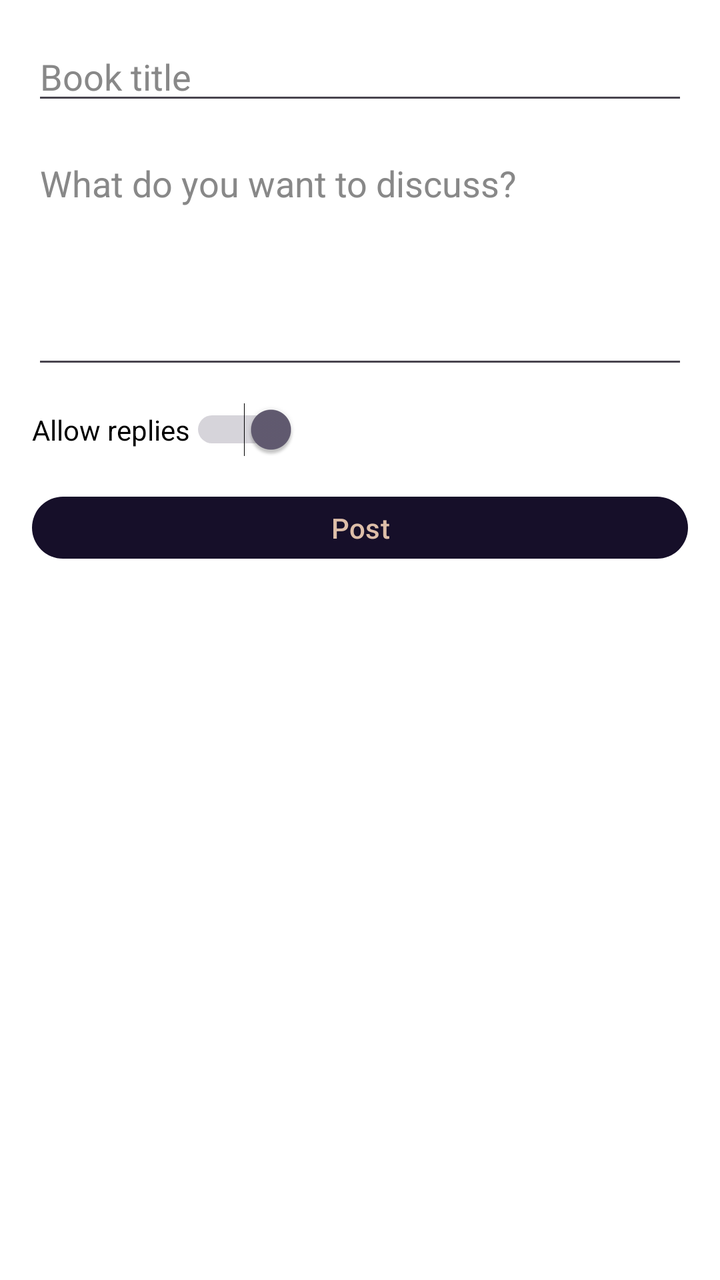
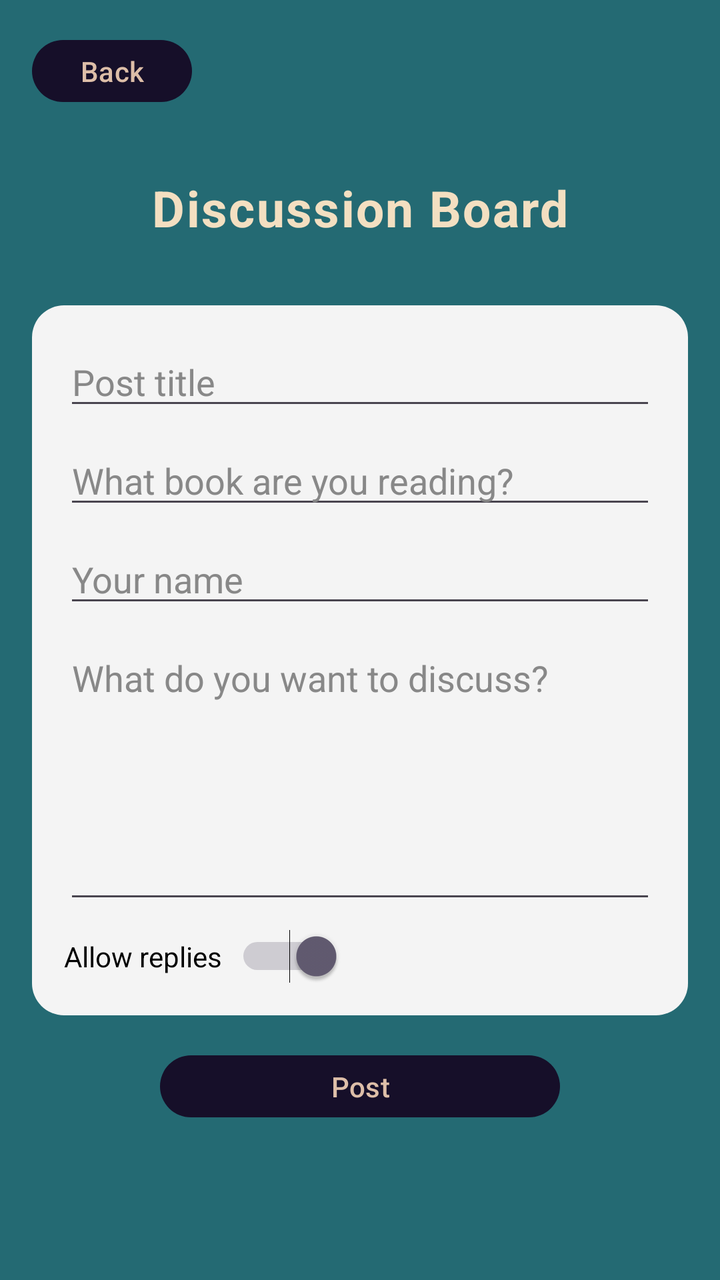

An Android layout rendered at two revisions. The XML below is the earlier revision; the diff shows what the commit changed to produce the second picture.
<!-- AndroidManifest.xml: application theme Theme.ReadersRally -->
<!-- res/layout/activity_create_post.xml -->
<?xml version="1.0" encoding="utf-8"?>
<LinearLayout xmlns:android="http://schemas.android.com/apk/res/android"
    android:layout_width="match_parent"
    android:layout_height="match_parent"
    android:orientation="vertical"
    android:padding="16dp"
    android:background="#FFFFFF"
    android:fitsSystemWindows="true">

    <EditText
        android:id="@+id/bookEditText"
        android:layout_width="match_parent"
        android:layout_height="wrap_content"
        android:hint="Book title"
        android:textColor="#000000"
        android:textColorHint="#888888" />

    <EditText
        android:id="@+id/contentEditText"
        android:layout_width="match_parent"
        android:layout_height="120dp"
        android:gravity="top"
        android:hint="What do you want to discuss?"
        android:textColor="#000000"
        android:textColorHint="#888888"
        android:layout_marginTop="12dp" />

    <Switch
        android:id="@+id/repliesSwitch"
        android:layout_width="wrap_content"
        android:layout_height="wrap_content"
        android:text="Allow replies"
        android:textColor="#000000"
        android:checked="true"
        android:layout_marginTop="12dp" />

    <Button
        android:id="@+id/postButton"
        android:layout_width="match_parent"
        android:layout_height="wrap_content"
        android:text="Post"
        android:layout_marginTop="16dp" />
</LinearLayout>
<!-- resources referenced by this layout -->
<resources>
  <style name="Theme.ReadersRally" parent="Base.Theme.ReadersRally" />
  <style name="Base.Theme.ReadersRally" parent="Theme.Material3.DayNight.NoActionBar">
          
          
          <item name="android:textColor">@color/beige</item> 
          <item name="android:windowBackground">@color/dark_teal</item> 
          <item name="colorSurface">@color/light_teal</item> 
          <item name="materialButtonStyle">@style/Widget.AppCompat.Button</item> 
  
      </style>
  <color name="beige">#F3DFC1</color>
  <color name="dark_teal">#246A73</color>
  <color name="light_teal">#368F8B</color>
  <style name="Widget.AppCompat.Button" parent="Widget.Material3.Button">
          <item name="backgroundTint">@color/dark_violet</item>
          <item name="android:textColor">@color/dark_beige</item>
          <item name="android:gravity">center</item>
      </style>
  <color name="dark_violet">#160F29</color>
  <color name="dark_beige">#DDBEA8</color>
</resources>

<!-- the commit's change to res/layout/activity_create_post.xml (unified diff, before → after) -->
@@ -3,41 +3,84 @@
     android:layout_width="match_parent"
     android:layout_height="match_parent"
     android:orientation="vertical"
-    android:padding="16dp"
-    android:background="#FFFFFF"
-    android:fitsSystemWindows="true">
+    android:fitsSystemWindows="true"
+    android:gravity="center_horizontal"
+    android:padding="16dp">
 
-    <EditText
-        android:id="@+id/bookEditText"
+    <Button
+        android:id="@+id/backButton"
+        android:layout_width="wrap_content"
+        android:layout_height="wrap_content"
+        android:layout_gravity="start"
+        android:text="Back" />
+
+    <TextView
+        style="@style/HeaderTextStyle"
+        android:layout_width="wrap_content"
+        android:layout_height="wrap_content"
+        android:layout_marginTop="16dp"
+        android:text="Discussion Board" />
+
+    <LinearLayout
         android:layout_width="match_parent"
         android:layout_height="wrap_content"
-        android:hint="Book title"
-        android:textColor="#000000"
-        android:textColorHint="#888888" />
+        android:layout_marginTop="16dp"
+        android:orientation="vertical"
+        android:background="@drawable/card_background"
+        android:padding="16dp">
 
-    <EditText
-        android:id="@+id/contentEditText"
-        android:layout_width="match_parent"
-        android:layout_height="120dp"
-        android:gravity="top"
-        android:hint="What do you want to discuss?"
-        android:textColor="#000000"
-        android:textColorHint="#888888"
-        android:layout_marginTop="12dp" />
+        <EditText
+            android:id="@+id/titleEditText"
+            android:layout_width="match_parent"
+            android:layout_height="wrap_content"
+            android:hint="Post title"
+            android:textColor="#000000"
+            android:textColorHint="#888888" />
 
-    <Switch
-        android:id="@+id/repliesSwitch"
-        android:layout_width="wrap_content"
-        android:layout_height="wrap_content"
-        android:text="Allow replies"
-        android:textColor="#000000"
-        android:checked="true"
-        android:layout_marginTop="12dp" />
+        <EditText
+            android:id="@+id/bookEditText"
+            android:layout_width="match_parent"
+            android:layout_height="wrap_content"
+            android:layout_marginTop="8dp"
+            android:hint="What book are you reading?"
+            android:textColor="#000000"
+            android:textColorHint="#888888" />
+
+        <EditText
+            android:id="@+id/nameEditText"
+            android:layout_width="match_parent"
+            android:layout_height="wrap_content"
+            android:layout_marginTop="8dp"
+            android:hint="Your name"
+            android:textColor="#000000"
+            android:textColorHint="#888888" />
+
+        <EditText
+            android:id="@+id/contentEditText"
+            android:layout_width="match_parent"
+            android:layout_height="140dp"
+            android:layout_marginTop="8dp"
+            android:gravity="top"
+            android:hint="What do you want to discuss?"
+            android:inputType="textMultiLine"
+            android:textColor="#000000"
+            android:textColorHint="#888888" />
+
+        <Switch
+            android:id="@+id/repliesSwitch"
+            android:layout_width="wrap_content"
+            android:layout_height="wrap_content"
+            android:layout_marginTop="8dp"
+            android:checked="true"
+            android:text="Allow replies  "
+            android:textColor="#000000" />
+    </LinearLayout>
 
     <Button
         android:id="@+id/postButton"
-        android:layout_width="match_parent"
+        android:layout_width="wrap_content"
         android:layout_height="wrap_content"
-        android:text="Post"
-        android:layout_marginTop="16dp" />
+        android:layout_marginTop="16dp"
+        android:minWidth="200dp"
+        android:text="Post" />
 </LinearLayout>
<!-- resource entries referenced after the edit -->
@@ -1,5 +1,23 @@
 <!-- resources referenced by this layout -->
 <resources>
+  <!-- drawable card_background (drawable) -->
+  <?xml version="1.0" encoding="utf-8"?>
+  <shape xmlns:android="http://schemas.android.com/apk/res/android"
+      android:shape="rectangle">
+      <solid android:color="#F4F4F4" />
+      <corners android:radius="16dp" />
+  </shape>
+  <style name="HeaderTextStyle" parent="Widget.Material3.CheckedTextView">
+          <item name="android:textSize"> 25sp </item>
+          <item name="android:textStyle">bold</item>
+          <item name="android:textColor">@color/beige</item>
+          <item name="android:gravity">center</item>
+          <item name="android:padding">16dp</item>
+          <item name="layout_constraintTop_toTopOf">parent</item>
+          <item name="layout_constraintStart_toStartOf">parent</item>
+          <item name="layout_constraintEnd_toEndOf">parent</item>
+  
+      </style>
   <style name="Theme.ReadersRally" parent="Base.Theme.ReadersRally" />
   <style name="Base.Theme.ReadersRally" parent="Theme.Material3.DayNight.NoActionBar">
           
